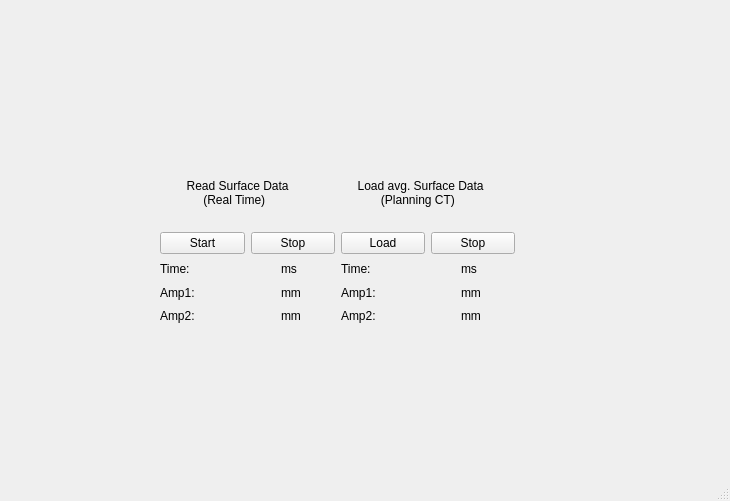
Above: SurfaceDataImplementationIsolated/mainwindow.ui from MarkusAstl/SurfaceDataImpl before the change. Below: the same form after it.
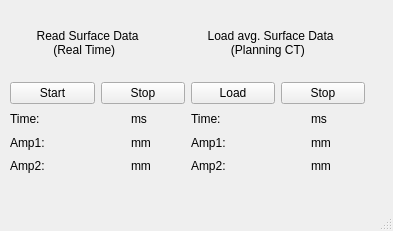
That is the form after the change.

Diff of the .ui file:
```diff
--- a/SurfaceDataImplementationIsolated/mainwindow.ui
+++ b/SurfaceDataImplementationIsolated/mainwindow.ui
@@ -6,19 +6,19 @@
    <rect>
     <x>0</x>
     <y>0</y>
-    <width>730</width>
-    <height>501</height>
+    <width>393</width>
+    <height>231</height>
    </rect>
   </property>
   <property name="windowTitle">
    <string>MainWindow</string>
   </property>
   <widget class="QWidget" name="centralwidget">
-   <widget class="QWidget" name="">
+   <widget class="QWidget" name="layoutWidget">
     <property name="geometry">
      <rect>
-      <x>160</x>
-      <y>160</y>
+      <x>10</x>
+      <y>10</y>
       <width>355</width>
       <height>165</height>
      </rect>
```
Left out of the diff: 2 changed lines with no effect on the pictures.
